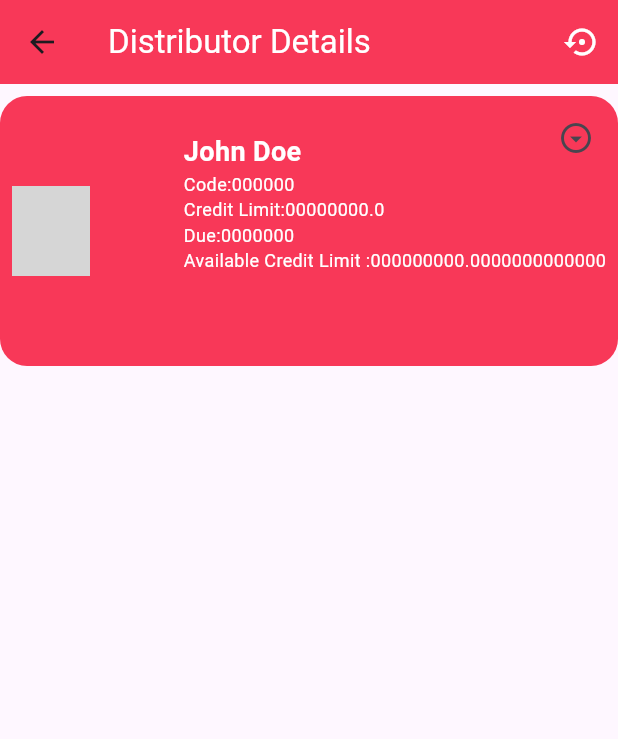
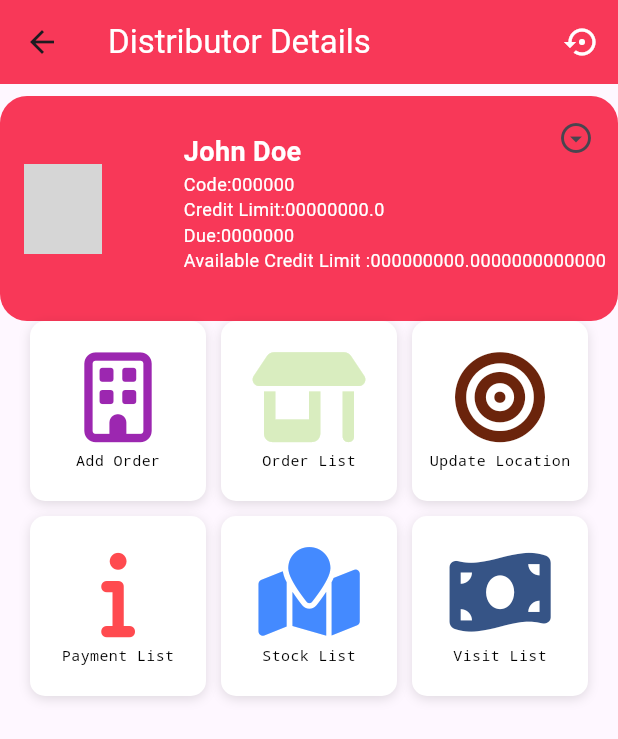
Before and after one commit to fahim-foyshal/robisalesautomationflutter, a Flutter app: the Detailedfeatures screen opened directly, on a phone screen of 412 x 824 dp. Shown: the top 739 px of the screen. Run offline on Flutter 3.47's test engine with Material 3 defaults, Android fonts, the phone set to English and light mode, and no system bars; our stand-ins replace font_awesome_flutter; network calls fail; grey boxes are pictures that could not be loaded.

Commit message:
detailedfeatures.dart Update .✔

```diff
--- a/lib/detailedfeatures.dart
+++ b/lib/detailedfeatures.dart
@@ -1,4 +1,5 @@
 import 'package:flutter/material.dart';
+import 'package:font_awesome_flutter/font_awesome_flutter.dart';
 
 class Detailedfeatures extends StatefulWidget {
   const Detailedfeatures({Key? key}) : super(key: key);
@@ -36,7 +37,7 @@ class _DetailedfeaturesState extends State<Detailedfeatures> {
                 children: [
                   Container(
                     padding: EdgeInsets.all(8),
-                    height: 180,
+                    height: 150,
                     decoration: BoxDecoration(
                       borderRadius: BorderRadius.circular(18),
                       color: Color.fromARGB(255, 248, 56, 88),
@@ -48,7 +49,7 @@ class _DetailedfeaturesState extends State<Detailedfeatures> {
                         Container(
                           width: 60,
                           height: 60,
-                          padding: EdgeInsets.only(right: 8),
+                          padding: EdgeInsets.only(left: 8),
                           decoration: BoxDecoration(
                             shape: BoxShape.circle,
                           ),
@@ -109,6 +110,112 @@ class _DetailedfeaturesState extends State<Detailedfeatures> {
                 ],
               ),
             ),
+            Wrap(
+              alignment: WrapAlignment.start,
+              spacing: 10,
+              runSpacing: 10,
+              children: [
+                buildCard(
+                  icon: FontAwesomeIcons.building,
+                  color: Colors.purple,
+                  text: 'Add Order',
+                  onTap: () {
+                    // Navigator.push(
+                    //   context,
+                    //   MaterialPageRoute(builder: (context) => DistributerList()),
+                    // );
+                  },
+                ),
+                buildCard(
+                  icon: FontAwesomeIcons.shop,
+                  color: const Color(0xFFD9EDBF),
+                  text: 'Order List',
+                  onTap: () {
+                    // Add navigation logic here
+                  },
+                ),
+                buildCard(
+                  icon: FontAwesomeIcons.bullseye,
+                  color: const Color(0xFF6B240C),
+                  text: 'Update Location',
+                  onTap: () {
+                    // Add navigation logic here
+                  },
+                ),
+                buildCard(
+                  icon: FontAwesomeIcons.info,
+                  color: const Color(0xFFFF4A4F),
+                  text: 'Payment List',
+                  onTap: () {
+                    // Add navigation logic here
+                  },
+                ),
+                buildCard(
+                  icon: FontAwesomeIcons.mapLocation,
+                  color: Colors.blueAccent,
+                  text: 'Stock List',
+                  onTap: () {
+                    // Add navigation logic here
+                  },
+                ),
+                buildCard(
+                  icon: FontAwesomeIcons.moneyBillWave,
+                  color: const Color(0xFF365486),
+                  text: 'Visit List',
+                  onTap: () {
+                    // Add navigation logic here
+                  },
+                ),
+                // Add more cards as needed
+                // ...
+              ],
+            ),
+          ],
+
+        ),
+
+      ),
+    );
+  }
+  Widget buildCard({
+    required IconData icon,
+    required Color color,
+    required String text,
+    required VoidCallback onTap,
+  }) {
+    return GestureDetector(
+      onTap: onTap,
+      child: Container(
+        width: MediaQuery.of(context).size.width / 3 - 10 * 2,
+        height: 120,
+        decoration: BoxDecoration(
+          borderRadius: BorderRadius.circular(10),
+          color: Colors.white,
+          boxShadow: const [
+            BoxShadow(
+              color: Colors.black12,
+              offset: Offset(0, 2),
+              blurRadius: 6,
+            ),
+          ],
+        ),
+        child: Column(
+          mainAxisAlignment: MainAxisAlignment.center,
+          children: [
+            FaIcon(
+              icon,
+              size: 60,
+              color: color,
+            ),
+            const SizedBox(height: 5),
+            Text(
+              text,
+              style: const TextStyle(
+                fontFamily: 'monospace',
+                fontSize: 10,
+                color: Colors.black,
+              ),
+            ),
           ],
         ),
       ),
```
